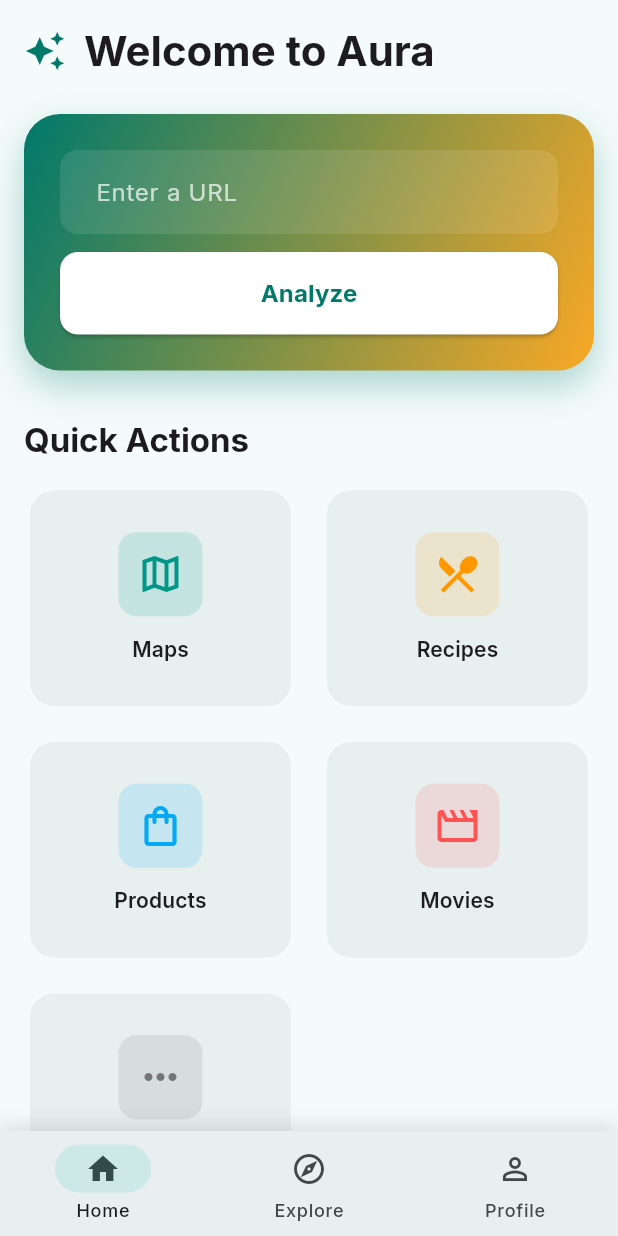
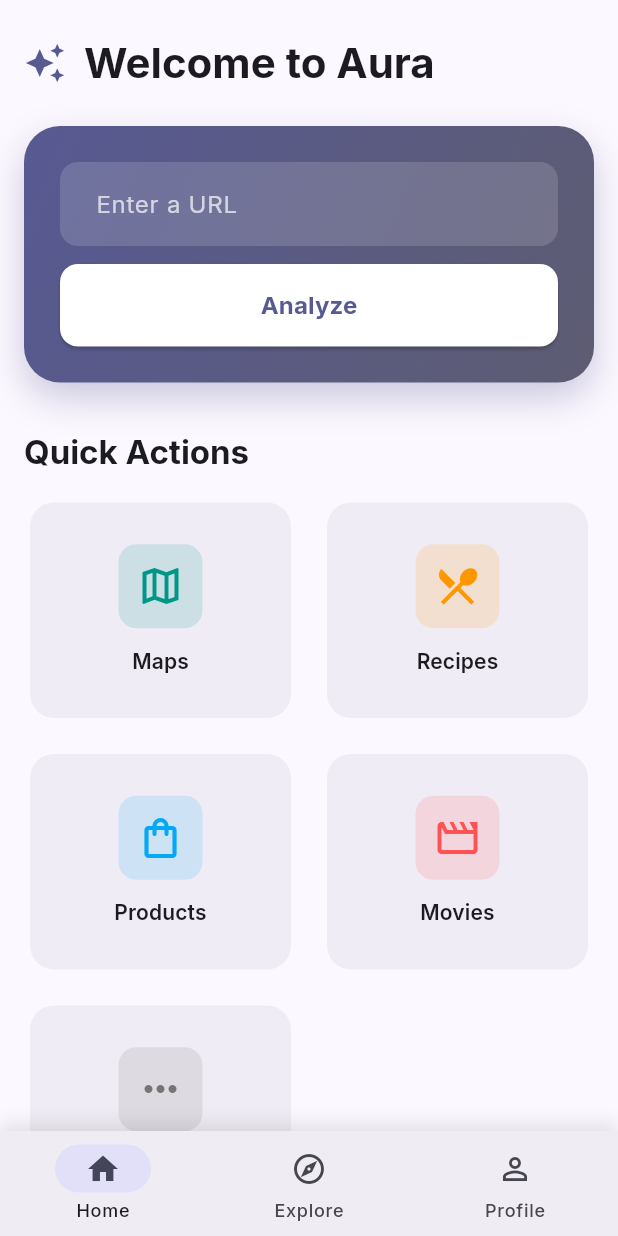
Before and after one commit to BerkT2/Aura-One, a Flutter app: the screen it shows after launch, on a phone screen of 412 x 824 dp. Run offline on Flutter 3.47's test engine with Material 3 defaults, Android fonts, the phone set to English and light mode, and no system bars; our stand-ins replace flutter_map, geolocator, google_fonts, latlong2.

Commit message:
Home screen update

```diff
--- a/lib/main.dart
+++ b/lib/main.dart
@@ -18,10 +18,8 @@ class AuraApp extends StatelessWidget {
       debugShowCheckedModeBanner: false,
       theme: ThemeData(
         colorScheme: ColorScheme.fromSeed(
-          seedColor: const Color(0xFF14C9C9), // New teal seed color
+          seedColor: const Color(0xFF6366F1), // Modern indigo/purple color
           brightness: Brightness.light,
-          primary: const Color(0xFF00796B),
-          secondary: const Color(0xFFF9A825),
         ),
         useMaterial3: true,
         textTheme: GoogleFonts.interTextTheme(),
@@ -34,10 +32,8 @@ class AuraApp extends StatelessWidget {
       ),
       darkTheme: ThemeData(
         colorScheme: ColorScheme.fromSeed(
-          seedColor: const Color(0xFF14C9C9), // New teal seed color
+          seedColor: const Color(0xFF6366F1),
           brightness: Brightness.dark,
-          primary: const Color(0xFF80CBC4),
-          secondary: const Color(0xFFFFCC80),
         ),
         useMaterial3: true,
         textTheme: GoogleFonts.interTextTheme(ThemeData.dark().textTheme),
--- a/lib/screens/home_screen.dart
+++ b/lib/screens/home_screen.dart
@@ -18,7 +18,7 @@ class HomeScreen extends StatelessWidget {
             SliverToBoxAdapter(
               child: Padding(
                 padding: const EdgeInsets.only(
-                    top: 16.0, left: 16.0, right: 16.0, bottom: 8.0), // Added top padding
+                    top: 24.0, left: 16.0, right: 16.0, bottom: 8.0),
                 child: Row(
                   children: [
                     Icon(
@@ -32,7 +32,9 @@ class HomeScreen extends StatelessWidget {
                       style: Theme.of(context)
                           .textTheme
                           .headlineMedium
-                          ?.copyWith(fontWeight: FontWeight.bold),
+                          ?.copyWith(
+                              fontWeight: FontWeight.bold,
+                              color: Theme.of(context).colorScheme.onSurface),
                     ),
                   ],
                 ),
@@ -81,7 +83,7 @@ class HomeScreen extends StatelessWidget {
                                 hintStyle: TextStyle(
                                     color: Colors.white.withOpacity(0.7)),
                                 filled: true,
-                                fillColor: Colors.white.withOpacity(0.1),
+                                fillColor: Colors.white.withOpacity(0.15),
                                 border: OutlineInputBorder(
                                   borderRadius: BorderRadius.circular(12),
                                   borderSide: BorderSide.none,
@@ -126,6 +128,7 @@ class HomeScreen extends StatelessWidget {
                       'Quick Actions',
                       style: Theme.of(context).textTheme.titleLarge?.copyWith(
                             fontWeight: FontWeight.bold,
+                            color: Theme.of(context).colorScheme.onSurface,
                           ),
                     ),
                     const SizedBox(height: 16),
```
